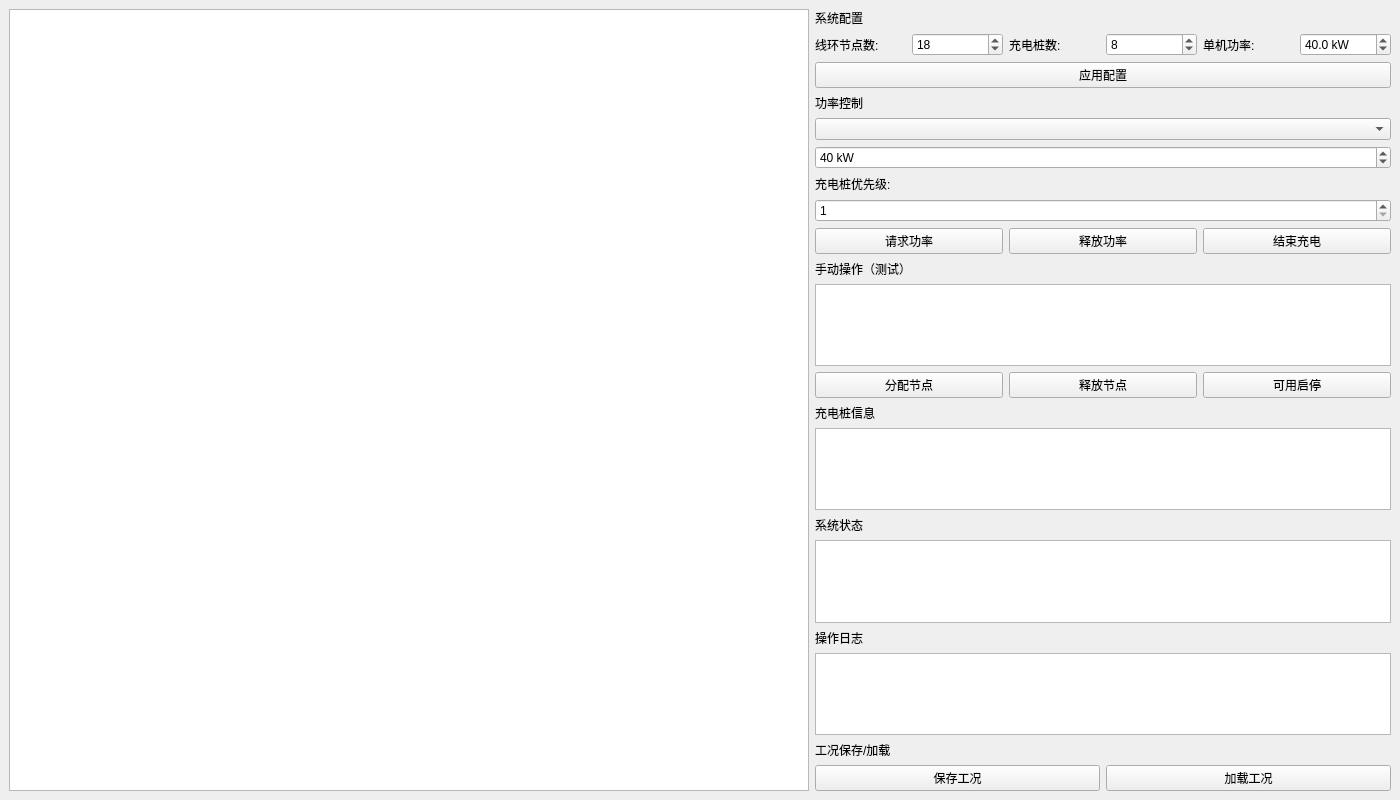
chinuxer/evenergem, file mainwindow.ui: the form before one commit.
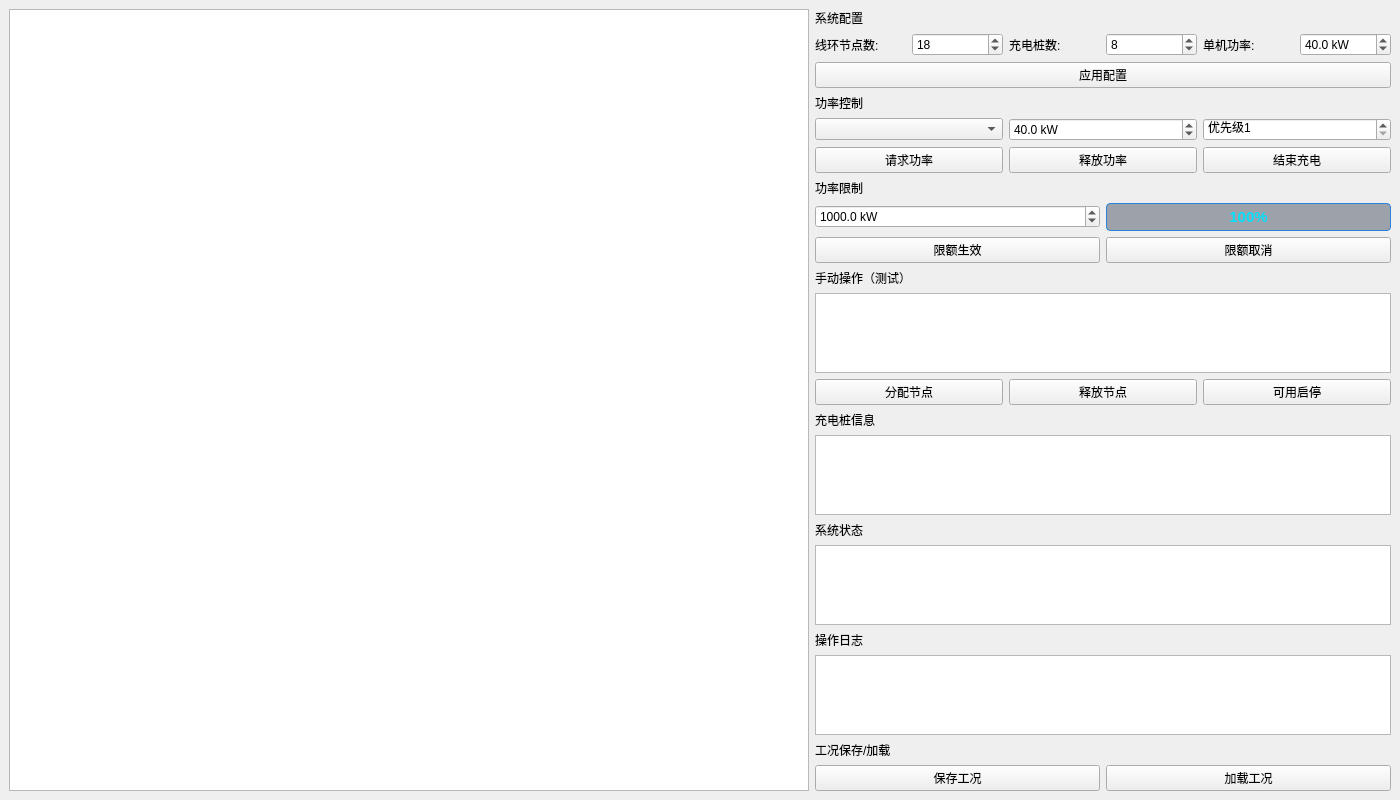
The form after the commit.

Commit message: <feat>(mainwindow): add power limiting functionality with UI controls

Patch:
```diff
--- a/mainwindow.ui
+++ b/mainwindow.ui
@@ -129,13 +129,31 @@
        </widget>
       </item>
       <item>
-       <widget class="QComboBox" name="pileComboBox"/>
+       <layout class="QHBoxLayout" name="horizontalLayout_powerControl">
+        <item>
+         <widget class="QComboBox" name="pileComboBox">
+          <property name="sizePolicy">
+           <sizepolicy hsizetype="Expanding" vsizetype="Fixed">
+            <horstretch>1</horstretch>
+            <verstretch>0</verstretch>
+           </sizepolicy>
+          </property>
+         </widget>
       </item>
       <item>
-       <widget class="QSpinBox" name="powerSpinBox">
+         <widget class="QDoubleSpinBox"  name="powerSpinBox">
+          <property name="sizePolicy">
+           <sizepolicy hsizetype="Expanding" vsizetype="Fixed">
+            <horstretch>1</horstretch>
+            <verstretch>0</verstretch>
+           </sizepolicy>
+          </property>
         <property name="suffix">
          <string> kW</string>
         </property>
+          <property name="decimals">
+           <number>1</number>
+          </property>
         <property name="maximum">
          <number>2000</number>
         </property>
@@ -144,15 +162,17 @@
         </property>
        </widget>
       </item>
-      <item>
-       <widget class="QLabel" name="label_9">
-        <property name="text">
-         <string>充电桩优先级:</string>
-        </property>
-       </widget>
-      </item>
       <item>
        <widget class="QSpinBox" name="prioritySpinBox">
+          <property name="sizePolicy">
+           <sizepolicy hsizetype="Expanding" vsizetype="Fixed">
+            <horstretch>1</horstretch>
+            <verstretch>0</verstretch>
+           </sizepolicy>
+          </property>
+          <property name="prefix">
+           <string>优先级</string>
+          </property>
         <property name="minimum">
          <number>1</number>
         </property>
@@ -164,6 +184,8 @@
         </property>
        </widget>
       </item>
+       </layout>
+      </item>
       <item>
        <layout class="QHBoxLayout" name="horizontalLayout_4">
         <item>
@@ -189,6 +211,102 @@
         </item>
        </layout>
       </item>
+            <item>
+       <widget class="QLabel" name="label_powerLimit">
+        <property name="text">
+         <string>功率限制</string>
+        </property>
+       </widget>
+      </item>
+      <item>
+       <layout class="QHBoxLayout" name="horizontalLayout_powerLimit">
+        <item>
+         <widget class="QDoubleSpinBox" name="powerLimitSpinBox">
+          <property name="suffix">
+           <string> kW</string>
+          </property>
+          <property name="decimals">
+           <number>1</number>
+          </property>
+          <property name="minimum">
+           <double>0.000000000000000</double>
+          </property>
+          <property name="maximum">
+           <double>2000.000000000000000</double>
+          </property>
+          <property name="singleStep">
+           <double>10.000000000000000</double>
+          </property>
+          <property name="value">
+           <double>1000.000000000000000</double>
+          </property>
+          <property name="sizePolicy">
+           <sizepolicy hsizetype="Expanding" vsizetype="Fixed">
+            <horstretch>1</horstretch>
+            <verstretch>0</verstretch>
+           </sizepolicy>
+          </property>
+         </widget>
+        </item>
+        <item>
+         <widget class="QLabel" name="label_powerLimitPercent">
+          <property name="text">
+           <string>100%</string>
+          </property>
+          <property name="alignment">
+           <set>Qt::AlignCenter</set>
+          </property>
+          <property name="sizePolicy">
+           <sizepolicy hsizetype="Expanding" vsizetype="Fixed">
+            <horstretch>1</horstretch>
+            <verstretch>0</verstretch>
+           </sizepolicy>
+          </property>
+          <property name="styleSheet">
+           <string>QLabel {
+    background-color: rgba(30, 40, 60, 100);
+    border: 1px solid #2a82da;
+    border-radius: 4px;
+    padding: 4px;
+    color: #00e0ff;
+    font-weight: bold;
+    font-size: 11pt;
+}</string>
+          </property>
+         </widget>
+        </item>
+       </layout>
+      </item>
+      <item>
+       <layout class="QHBoxLayout" name="horizontalLayout_powerLimitButtons">
+        <item>
+         <widget class="QPushButton" name="powerLimitApplyButton">
+          <property name="text">
+           <string>限额生效</string>
+          </property>
+          <property name="sizePolicy">
+           <sizepolicy hsizetype="Expanding" vsizetype="Fixed">
+            <horstretch>1</horstretch>
+            <verstretch>0</verstretch>
+           </sizepolicy>
+          </property>
+         </widget>
+        </item>
+        <item>
+         <widget class="QPushButton" name="powerLimitCancelButton">
+          <property name="text">
+           <string>限额取消</string>
+          </property>
+          <property name="sizePolicy">
+           <sizepolicy hsizetype="Expanding" vsizetype="Fixed">
+            <horstretch>1</horstretch>
+            <verstretch>0</verstretch>
+           </sizepolicy>
+          </property>
+         </widget>
+        </item>
+       </layout>
+      </item>
       <item>
        <widget class="QLabel" name="label_5">
         <property name="text">
```
Left out of the diff: 8 changed lines with no effect on the pictures. Lines whose indentation alone changed are shown as unchanged. The commit also changes 12 other files.
